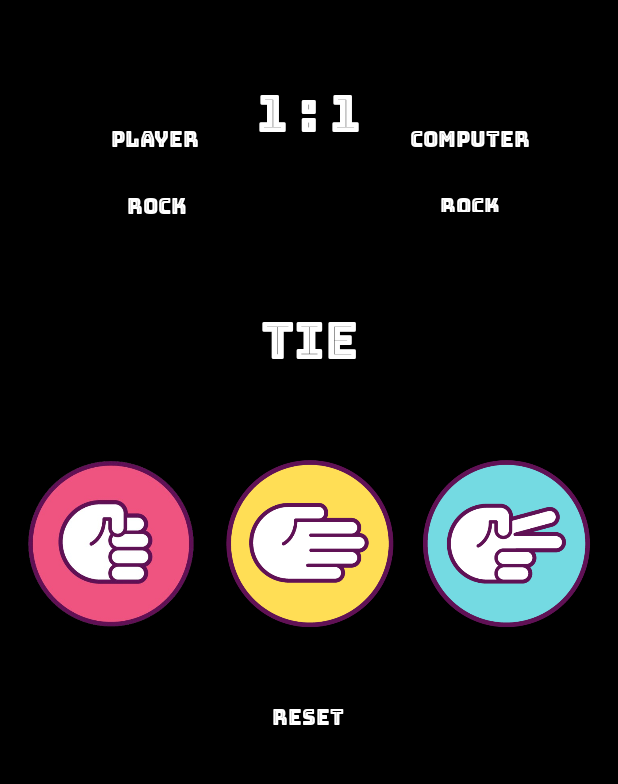
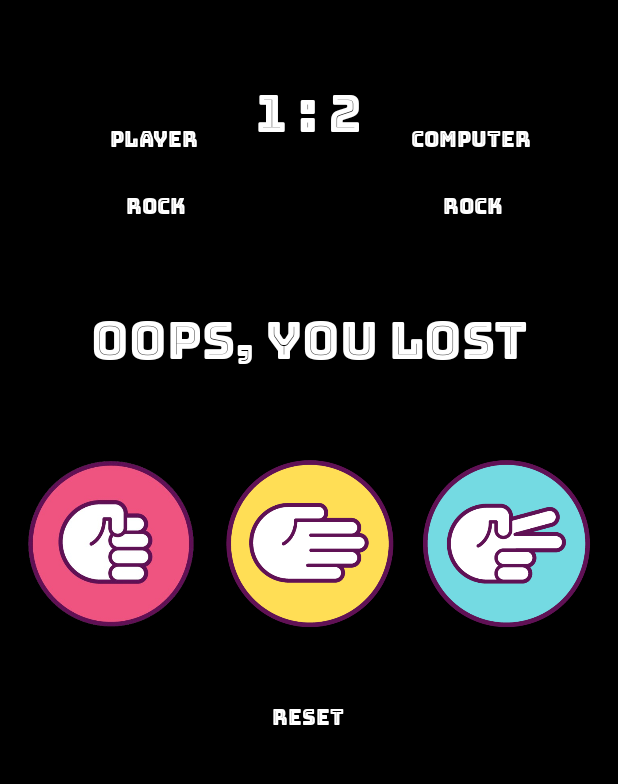
Before and after one commit to mathewp88/Rock_Paper_Scissors, an Android app: the MainActivity screen opened directly, with no data from a screen before it, after a tap on an icon or button, on a phone screen of 412 x 824 dp, the part 227-1011 px from its top. Run offline under Robolectric (Android 15) with nearby library versions, the phone set to English and light mode, and no system bars; 2 other taps on this screen came first.

Commit message:
Fixed the rock option always loosing

```diff
--- a/app/src/main/java/com/example/rockpaperscissors/MainActivity.java
+++ b/app/src/main/java/com/example/rockpaperscissors/MainActivity.java
@@ -89,15 +89,42 @@
         if(userSelection == compSelection){
             //Tie
             WinLoseTextView.setText("Tie");
-        } else if((userSelection - compSelection) % 3 == 1){
+        }
+        if((userSelection == 1)) {
+            if (compSelection == 3) {
                 //User Wins
                 userScore++;
                 WinLoseTextView.setText("Yay!, You Won.");
             }
-        else{
+            else {
                 //Comp Wins
                 compScore++;
                 WinLoseTextView.setText("Oops, You Lost");
+            }
+        }
+        if((userSelection == 2)) {
+            if (compSelection == 1) {
+                //User Wins
+                userScore++;
+                WinLoseTextView.setText("Yay!, You Won.");
+            }
+            else {
+                //Comp Wins
+                compScore++;
+                WinLoseTextView.setText("Oops, You Lost");
+            }
+        }
+        else if((userSelection == 3)) {
+            if (compSelection == 2) {
+                //User Wins
+                userScore++;
+                WinLoseTextView.setText("Yay!, You Won.");
+            }
+            else {
+                //Comp Wins
+                compScore++;
+                WinLoseTextView.setText("Oops, You Lost");
+            }
         }
 
         //Shows user selection
--- a/app/src/main/res/layout/activity_main.xml
+++ b/app/src/main/res/layout/activity_main.xml
@@ -105,8 +105,8 @@
 
     <TextView
         android:id="@+id/CompSelectedTextView"
-        android:layout_width="0dp"
-        android:layout_height="22dp"
+        android:layout_width="83dp"
+        android:layout_height="41dp"
         android:layout_marginTop="8dp"
         android:fontFamily="@font/bungee_inline"
         android:text="@string/paper"
```
Lines whose indentation alone changed are shown as unchanged.
